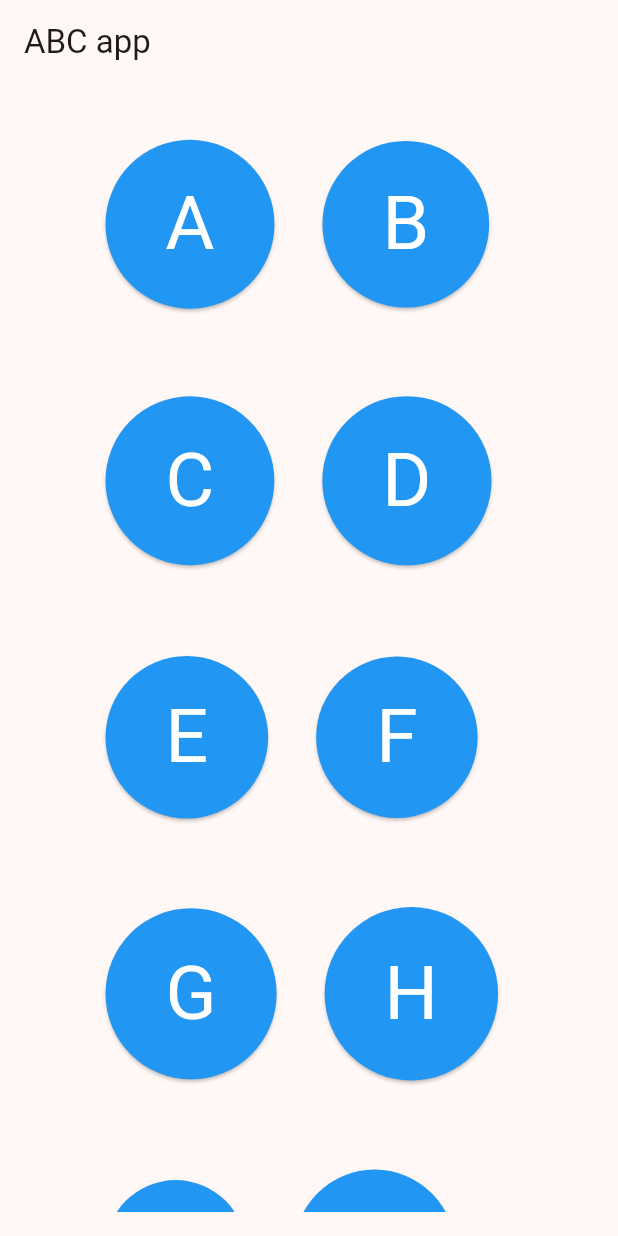
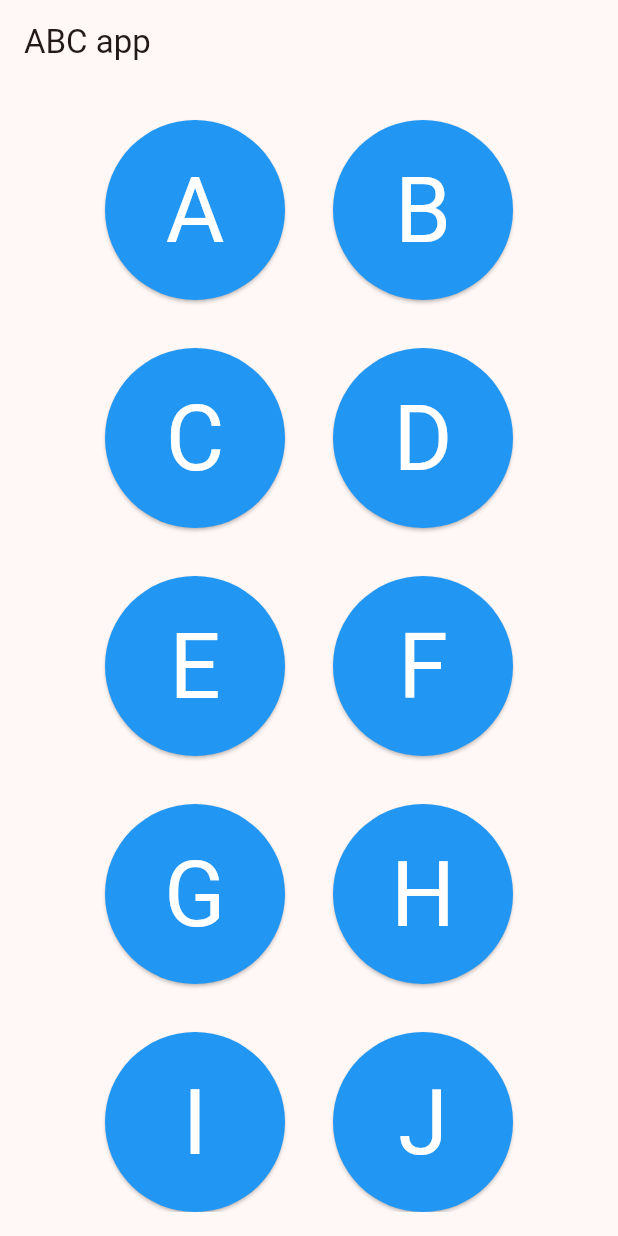
Before and after one commit to bl4ckswordsman/abc_app, a Flutter app: the screen it shows after launch, on a phone screen of 412 x 824 dp. Run offline on Flutter 3.47's test engine with Material 2 defaults, Android fonts, the light colour scheme and no system bars.

Commit message:
letter buttons have the same size now

```diff
--- a/lib/main.dart
+++ b/lib/main.dart
@@ -1,4 +1,3 @@
-import 'package:english_words/english_words.dart';
 import 'package:flutter/material.dart';
 import 'package:provider/provider.dart';
 
@@ -25,11 +24,13 @@ class ABCapp extends StatelessWidget {
 
 
 class MyAppState extends ChangeNotifier {
-  var current = generateWordPairs().first;
+  bool isSwedish = false;
 }
 
 class MyHomePage extends StatelessWidget {
-  final List<String> alphabet = List.generate(26, (index) => String.fromCharCode('A'.codeUnitAt(0) + index));
+  final List<String> englishAlphabet = List.generate(26, (index) => String.fromCharCode('A'.codeUnitAt(0) + index));
+  List<String> get swedishAlphabet =>
+      List.from(englishAlphabet)..addAll(['Å', 'Ä', 'Ö']); // Add the Swedish letters
 
   @override
   Widget build(BuildContext context) {
@@ -45,7 +46,7 @@ class MyHomePage extends StatelessWidget {
               spacing: 16.0,
               runSpacing: 16.0,
               children: [
-                for (var letter in alphabet)
+                for (var letter in englishAlphabet)
                   Padding(
                     padding: const EdgeInsets.all(8.0),
                     child: AlphabetButton(letter: letter),
@@ -68,7 +69,10 @@ class AlphabetButton extends StatelessWidget {
 
   @override
   Widget build(BuildContext context) {
-    return ElevatedButton(
+    return SizedBox(
+      width: 120.0, // Set a fixed width for all buttons
+      height: 120.0, // Set a fixed height for all buttons
+      child: ElevatedButton(
         onPressed: () {
           // Handle button press
         },
@@ -77,8 +81,8 @@ class AlphabetButton extends StatelessWidget {
           shape: CircleBorder(),  // Make the button circular
           primary: Colors.blue,
           onPrimary: Colors.white,
-        padding: EdgeInsets.all(40.0),  // Increase padding for a bigger button
-        textStyle: TextStyle(fontSize: 50.0),
+          textStyle: TextStyle(fontSize: 60.0),
+        ),
       ),
     );
   }
```
Lines whose indentation alone changed are shown as unchanged.
